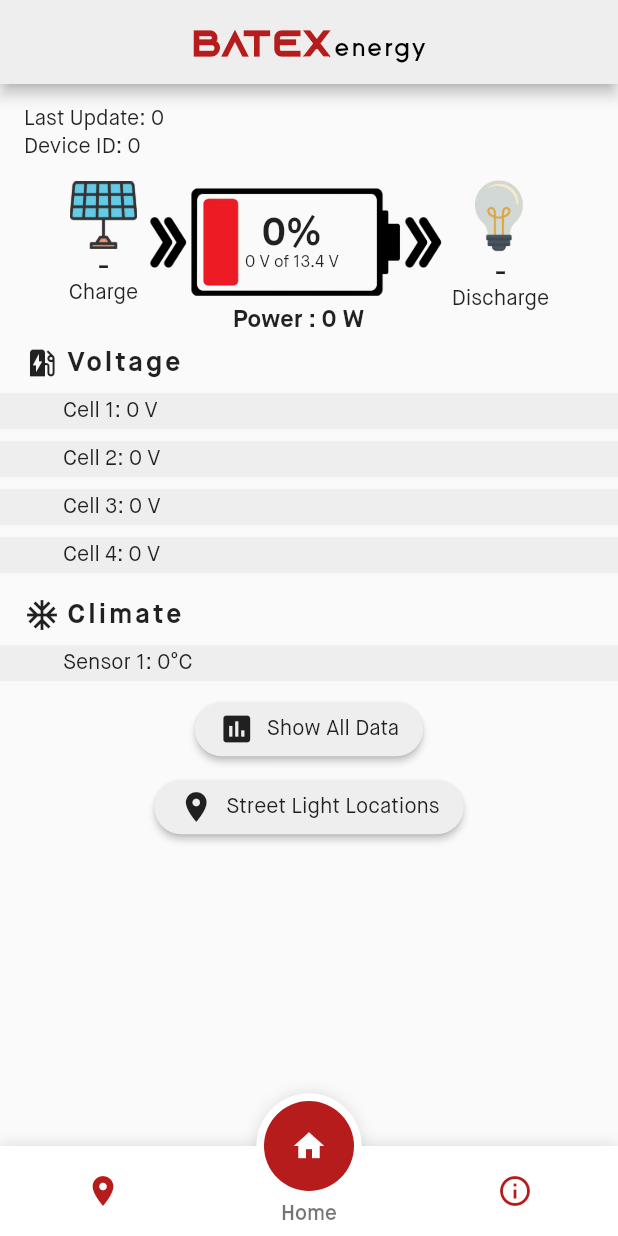
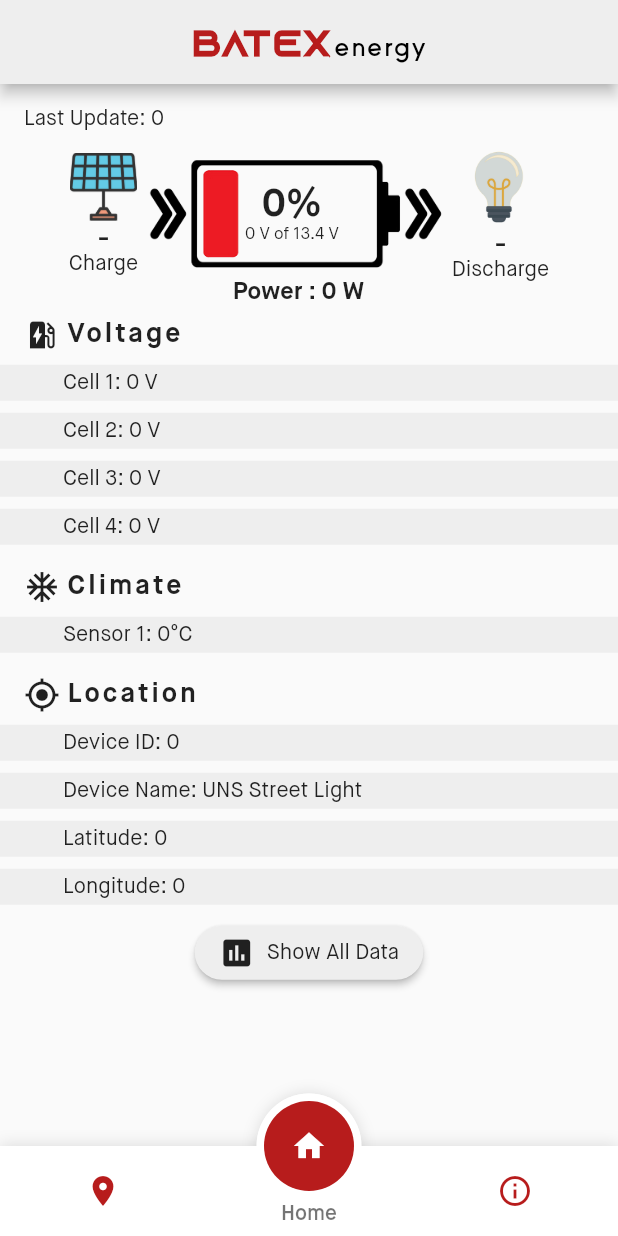
Before and after one commit to azzzub/street-light-app, a Flutter app: the screen it shows after launch, on a phone screen of 412 x 824 dp. Run offline on Flutter 3.47's test engine with Material 2 defaults, Android fonts, the phone set to English and light mode, and no system bars; drawn by our look-alikes of fancy_bottom_navigation; our stand-ins replace fluttertoast, google_maps_flutter, modal_progress_hud, shared_preferences; missing offline and left inert: flutter_webview_plugin.

Commit message:
adding location row

```diff
--- a/lib/all_data.dart
+++ b/lib/all_data.dart
@@ -16,7 +16,7 @@ class AllData extends StatelessWidget {
         backgroundColor: Colors.grey[200],
       ),
       url: "https://smart-street-light.000webhostapp.com/",
-      // withJavascript: true,
+      withJavascript: true,
       // withZoom: false,
     );
   }
--- a/lib/battery_data.dart
+++ b/lib/battery_data.dart
@@ -22,6 +22,7 @@ class BatteryData with ChangeNotifier {
   String lng = '0';
   String percentage = '0';
   String power = '0';
+  String deviceName = '';
   String url =
       'http://smart-street-light.000webhostapp.com/read_data.php?device_id=';
   bool loading = false;
@@ -30,23 +31,28 @@ class BatteryData with ChangeNotifier {
 
   var data;
 
-  void setId(String id) {
-    print(url);
-    notifyListeners();
-  }
-
   void setLoading() {
     loading = true;
     notifyListeners();
   }
 
+  String getDeviceName() {
+    // SharedPreferences preferences = await SharedPreferences.getInstance();
+    if (deviceName == "1") {
+      return "Purwosari Street Light";
+    } else {
+      return "UNS Street Light";
+    }
+  }
+
   Future downloadData() async {
     SharedPreferences preferences = await SharedPreferences.getInstance();
-    print(url);
+    deviceName = preferences.getString("deviceId");
+    // print(url);
     var response = await http
-        .get(url + preferences.getString("deviceId"))
+        .get(url + deviceName)
         .timeout(Duration(seconds: 10), onTimeout: () {
-      print('to');
+      // print('to');
       loading = false;
       Fluttertoast.showToast(msg: "Request Timeout!");
       return null;
--- a/lib/home.dart
+++ b/lib/home.dart
@@ -42,23 +42,23 @@ class _HomeState extends State<Home> {
                         padding: EdgeInsets.only(
                           left: 16.0,
                           top: 16.0,
-                          bottom: 5.0,
+                          bottom: 12.0,
                         ),
                         child: Text(
                           'Last Update: ' + batteryData.date,
                           style: TextStyle(fontSize: 14.0),
                         ),
                       ),
-                      Padding(
-                        padding: EdgeInsets.only(
-                          left: 16.0,
-                          bottom: 12.0,
-                        ),
-                        child: Text(
-                          'Device ID: ' + batteryData.deviceId,
-                          style: TextStyle(fontSize: 14.0),
-                        ),
-                      ),
+                      // Padding(
+                      //   padding: EdgeInsets.only(
+                      //     left: 16.0,
+                      //     bottom: 12.0,
+                      //   ),
+                      //   child: Text(
+                      //     'Device ID: ' + batteryData.deviceId,
+                      //     style: TextStyle(fontSize: 14.0),
+                      //   ),
+                      // ),
                       Row(
                         mainAxisAlignment: MainAxisAlignment.center,
                         children: <Widget>[
@@ -302,6 +302,98 @@ class _HomeState extends State<Home> {
                       SizedBox(
                         height: 8.0,
                       ),
+                      Padding(
+                        padding:
+                            EdgeInsets.only(bottom: 8.0, left: 16.0, top: 8.0),
+                        child: Row(
+                          children: <Widget>[
+                            Icon(Icons.my_location),
+                            SizedBox(
+                              width: 4.0,
+                            ),
+                            Text(
+                              'Location',
+                              style: TextStyle(
+                                fontWeight: FontWeight.bold,
+                                fontSize: 18.0,
+                                letterSpacing: 2.0,
+                              ),
+                            ),
+                          ],
+                        ),
+                      ),
+                      Container(
+                        width: double.infinity,
+                        height: 24.0,
+                        color: Colors.grey[200],
+                        child: Row(
+                          children: <Widget>[
+                            Padding(
+                              padding: EdgeInsets.only(left: 42.0),
+                              child: Text(
+                                'Device ID: ' + batteryData.deviceId
+                              ),
+                            ),
+                          ],
+                        ),
+                      ),
+                      SizedBox(
+                        height: 8.0,
+                      ),
+                      Container(
+                        width: double.infinity,
+                        height: 24.0,
+                        color: Colors.grey[200],
+                        child: Row(
+                          children: <Widget>[
+                            Padding(
+                              padding: EdgeInsets.only(left: 42.0),
+                              child: Text(
+                                'Device Name: ' + batteryData.getDeviceName(),
+                              ),
+                            ),
+                          ],
+                        ),
+                      ),
+                      SizedBox(
+                        height: 8.0,
+                      ),
+                      Container(
+                        width: double.infinity,
+                        height: 24.0,
+                        color: Colors.grey[200],
+                        child: Row(
+                          children: <Widget>[
+                            Padding(
+                              padding: EdgeInsets.only(left: 42.0),
+                              child: Text(
+                                'Latitude: ' + batteryData.lat,
+                              ),
+                            ),
+                          ],
+                        ),
+                      ),
+                      SizedBox(
+                        height: 8.0,
+                      ),
+                      Container(
+                        width: double.infinity,
+                        height: 24.0,
+                        color: Colors.grey[200],
+                        child: Row(
+                          children: <Widget>[
+                            Padding(
+                              padding: EdgeInsets.only(left: 42.0),
+                              child: Text(
+                                'Longitude: ' + batteryData.lng,
+                              ),
+                            ),
+                          ],
+                        ),
+                      ),
+                      SizedBox(
+                        height: 8.0,
+                      ),
                       Row(
                         mainAxisSize: MainAxisSize.max,
                         mainAxisAlignment: MainAxisAlignment.center,
@@ -327,32 +419,32 @@ class _HomeState extends State<Home> {
                         ],
                       ),
                       SizedBox(
-                        height: 4.0,
+                        height: 8.0,
                       ),
-                      Row(
-                        mainAxisSize: MainAxisSize.max,
-                        mainAxisAlignment: MainAxisAlignment.center,
-                        children: <Widget>[
-                          MaterialButton(
-                            color: Colors.grey[200],
-                            shape: RoundedRectangleBorder(
-                                borderRadius: BorderRadius.circular(18.0)),
-                            child: Row(
-                              children: <Widget>[
-                                Icon(Icons.location_on),
-                                SizedBox(
-                                  width: 8.0,
-                                ),
-                                Text("Street Light Locations"),
-                              ],
-                            ),
-                            onPressed: () {
-                              Navigator.of(context).push(MaterialPageRoute(
-                                  builder: (context) => Maps()));
-                            },
-                          ),
-                        ],
-                      ),
+                      // Row(
+                      //   mainAxisSize: MainAxisSize.max,
+                      //   mainAxisAlignment: MainAxisAlignment.center,
+                      //   children: <Widget>[
+                      //     MaterialButton(
+                      //       color: Colors.grey[200],
+                      //       shape: RoundedRectangleBorder(
+                      //           borderRadius: BorderRadius.circular(18.0)),
+                      //       child: Row(
+                      //         children: <Widget>[
+                      //           Icon(Icons.location_on),
+                      //           SizedBox(
+                      //             width: 8.0,
+                      //           ),
+                      //           Text("Street Light Locations"),
+                      //         ],
+                      //       ),
+                      //       onPressed: () {
+                      //         Navigator.of(context).push(MaterialPageRoute(
+                      //             builder: (context) => Maps()));
+                      //       },
+                      //     ),
+                      //   ],
+                      // ),
                     ],
                   ),
                 ],
```
Also changed, not shown: lib/maps.dart (+26 -20 lines).
